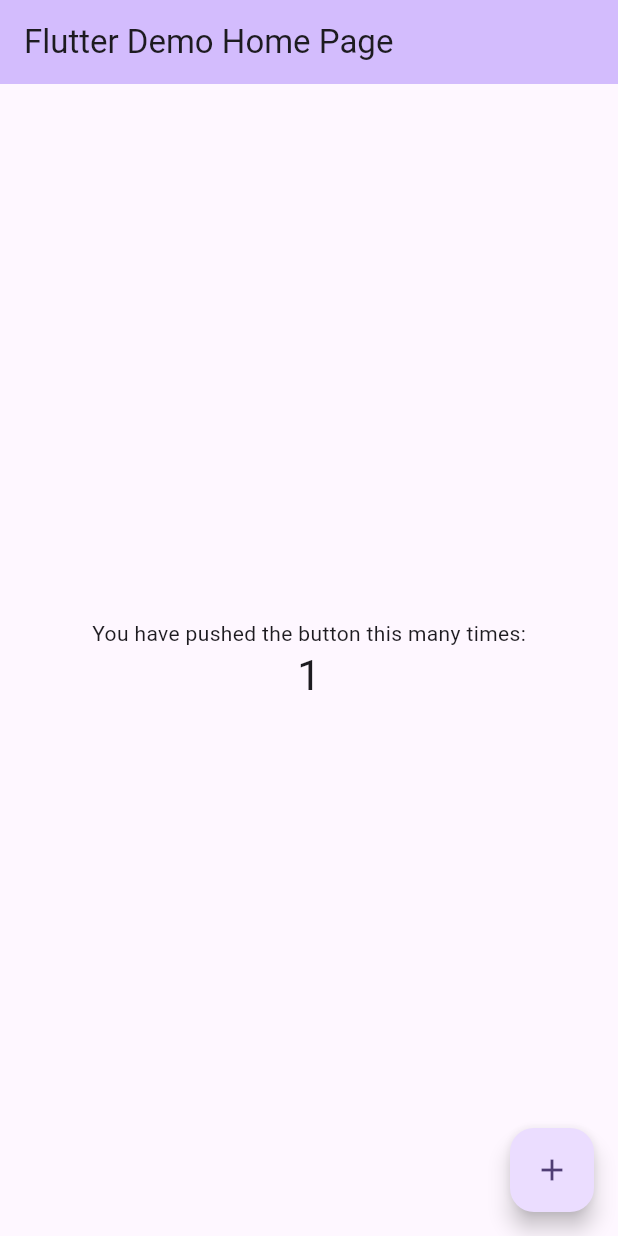
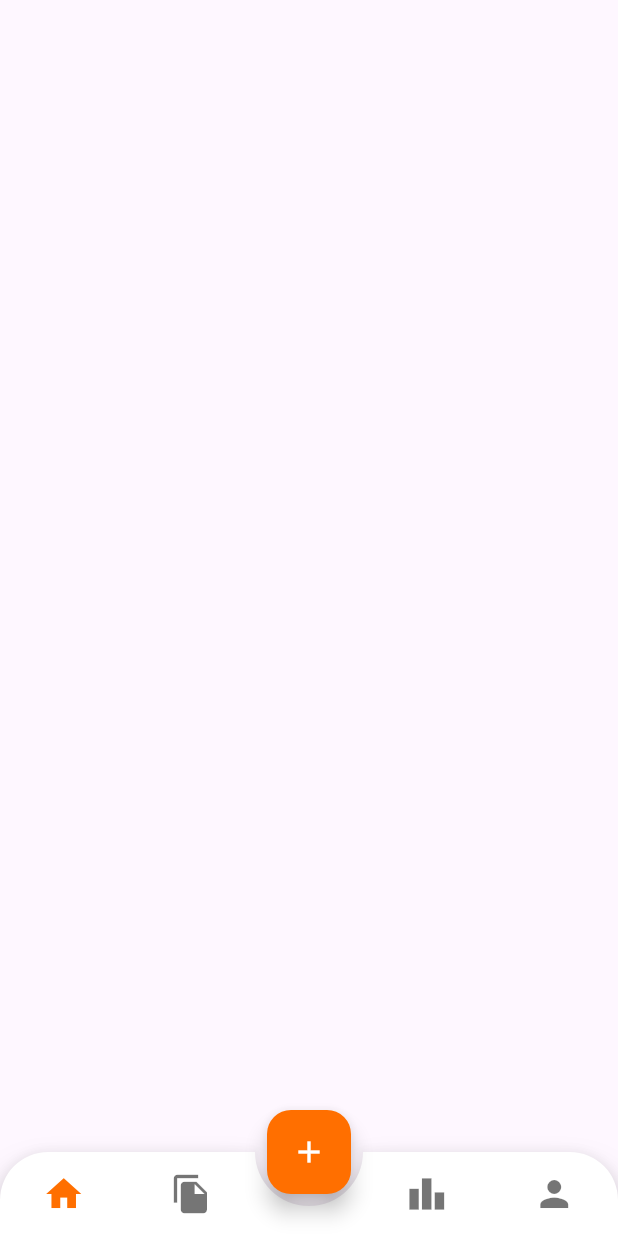
Before and after one commit to azizbekyokhubov1999/education_app, a Flutter app: the screen it shows after launch, after a tap on the "add" icon, on a phone screen of 412 x 824 dp. Run offline on Flutter 3.47's test engine with Material 3 defaults, Android fonts, the phone set to English and light mode, and no system bars; drawn by our look-alikes of animated_bottom_navigation_bar.

Commit message:
all ui components are added

```diff
--- a/analysis_options.yaml
+++ b/analysis_options.yaml
@@ -7,7 +7,7 @@
 
 # The following line activates a set of recommended lints for Flutter apps,
 # packages, and plugins designed to encourage good coding practices.
-include: package:flutter_lints/flutter.yaml
+#include: package:flutter_lints/flutter.yaml
 
 linter:
   # The lint rules applied to this project can be customized in the
--- a/lib/main.dart
+++ b/lib/main.dart
@@ -1,4 +1,5 @@
 import 'package:flutter/material.dart';
+import '../main_screen.dart';
 
 void main() {
   runApp(const MyApp());
@@ -11,115 +12,9 @@
   @override
   Widget build(BuildContext context) {
     return MaterialApp(
-      title: 'Flutter Demo',
-      theme: ThemeData(
-        // This is the theme of your application.
-        //
-        // TRY THIS: Try running your application with "flutter run". You'll see
-        // the application has a purple toolbar. Then, without quitting the app,
-        // try changing the seedColor in the colorScheme below to Colors.green
-        // and then invoke "hot reload" (save your changes or press the "hot
-        // reload" button in a Flutter-supported IDE, or press "r" if you used
-        // the command line to start the app).
-        //
-        // Notice that the counter didn't reset back to zero; the application
-        // state is not lost during the reload. To reset the state, use hot
-        // restart instead.
-        //
-        // This works for code too, not just values: Most code changes can be
-        // tested with just a hot reload.
-        colorScheme: ColorScheme.fromSeed(seedColor: Colors.deepPurple),
-        useMaterial3: true,
-      ),
-      home: const MyHomePage(title: 'Flutter Demo Home Page'),
+      debugShowCheckedModeBanner: false,
+      title: "Online Learning",
+      home: MainScreen()
     );
   }
 }
-
-class MyHomePage extends StatefulWidget {
-  const MyHomePage({super.key, required this.title});
-
-  // This widget is the home page of your application. It is stateful, meaning
-  // that it has a State object (defined below) that contains fields that affect
-  // how it looks.
-
-  // This class is the configuration for the state. It holds the values (in this
-  // case the title) provided by the parent (in this case the App widget) and
-  // used by the build method of the State. Fields in a Widget subclass are
-  // always marked "final".
-
-  final String title;
-
-  @override
-  State<MyHomePage> createState() => _MyHomePageState();
-}
-
-class _MyHomePageState extends State<MyHomePage> {
-  int _counter = 0;
-
-  void _incrementCounter() {
-    setState(() {
-      // This call to setState tells the Flutter framework that something has
-      // changed in this State, which causes it to rerun the build method below
-      // so that the display can reflect the updated values. If we changed
-      // _counter without calling setState(), then the build method would not be
-      // called again, and so nothing would appear to happen.
-      _counter++;
-    });
-  }
-
-  @override
-  Widget build(BuildContext context) {
-    // This method is rerun every time setState is called, for instance as done
-    // by the _incrementCounter method above.
-    //
-    // The Flutter framework has been optimized to make rerunning build methods
-    // fast, so that you can just rebuild anything that needs updating rather
-    // than having to individually change instances of widgets.
-    return Scaffold(
-      appBar: AppBar(
-        // TRY THIS: Try changing the color here to a specific color (to
-        // Colors.amber, perhaps?) and trigger a hot reload to see the AppBar
-        // change color while the other colors stay the same.
-        backgroundColor: Theme.of(context).colorScheme.inversePrimary,
-        // Here we take the value from the MyHomePage object that was created by
-        // the App.build method, and use it to set our appbar title.
-        title: Text(widget.title),
-      ),
-      body: Center(
-        // Center is a layout widget. It takes a single child and positions it
-        // in the middle of the parent.
-        child: Column(
-          // Column is also a layout widget. It takes a list of children and
-          // arranges them vertically. By default, it sizes itself to fit its
-          // children horizontally, and tries to be as tall as its parent.
-          //
-          // Column has various properties to control how it sizes itself and
-          // how it positions its children. Here we use mainAxisAlignment to
-          // center the children vertically; the main axis here is the vertical
-          // axis because Columns are vertical (the cross axis would be
-          // horizontal).
-          //
-          // TRY THIS: Invoke "debug painting" (choose the "Toggle Debug Paint"
-          // action in the IDE, or press "p" in the console), to see the
-          // wireframe for each widget.
-          mainAxisAlignment: MainAxisAlignment.center,
-          children: <Widget>[
-            const Text(
-              'You have pushed the button this many times:',
-            ),
-            Text(
-              '$_counter',
-              style: Theme.of(context).textTheme.headlineMedium,
-            ),
-          ],
-        ),
-      ),
-      floatingActionButton: FloatingActionButton(
-        onPressed: _incrementCounter,
-        tooltip: 'Increment',
-        child: const Icon(Icons.add),
-      ), // This trailing comma makes auto-formatting nicer for build methods.
-    );
-  }
-}
--- /dev/null
+++ b/lib/main_screen.dart
@@ -0,0 +1,59 @@
+import 'package:animated_bottom_navigation_bar/animated_bottom_navigation_bar.dart';
+import 'package:flutter/material.dart';
+import 'package:small_education_app/screens/home_screen.dart';
+
+class MainScreen extends StatefulWidget {
+  const MainScreen({super.key});
+
+  @override
+  State<MainScreen> createState() => _MainScreenState();
+}
+
+class _MainScreenState extends State<MainScreen> {
+
+  int _currentIndex = 0;
+
+  final iconList = <IconData>[
+    Icons.home,
+    Icons.file_copy,
+    Icons.leaderboard,
+    Icons.person
+  ];
+
+
+  final  List<Widget> _screens =[
+   HomeScreen(),
+   Container(),
+   Container(),
+   Container(),
+  ];
+
+
+  @override
+  Widget build(BuildContext context) {
+    return  Scaffold(
+      body: _screens[_currentIndex],
+      floatingActionButton: FloatingActionButton(
+        onPressed: (){},
+        backgroundColor: Color(0xFFFF6F00),
+        foregroundColor: Colors.white,
+        child: Icon(Icons.add),
+      ),
+      floatingActionButtonLocation: FloatingActionButtonLocation.centerDocked,
+      bottomNavigationBar: AnimatedBottomNavigationBar(
+        gapLocation: GapLocation.center,
+        notchSmoothness: NotchSmoothness.verySmoothEdge,
+        leftCornerRadius: 32,
+        rightCornerRadius: 32,
+        activeColor: Color(0xFFFF6F00),
+        inactiveColor: Colors.black54,
+        splashColor: Color(0xFFFF6F00),
+        iconSize: 28,
+        icons: iconList,
+        activeIndex: _currentIndex,
+        onTap: (index) => setState(()=> _currentIndex = index),
+
+      ),
+    );
+  }
+}
--- /dev/null
+++ b/lib/screens/home_screen.dart
@@ -0,0 +1,89 @@
+import 'package:flutter/material.dart';
+
+class HomeScreen extends StatelessWidget {
+
+  List<Color> BgColor =[
+    Color(0xFFFF6F00),
+    Color(0xFF5D4037),
+    Color(0xFFF57C00),
+    Color(0xFF388E3C),
+    Color(0xFF8E24AA),
+    Color(0xFFFFC107)
+  ];
+
+  List<String> containerList = [
+    "Category",
+    "Boutique Class",
+    "Free Course",
+    "Book Store",
+    "Live Course",
+    "Leaderboard"
+  ];
+
+  List<String> CourseImages = [
+    "assets/image1.png",
+    "assets/image2.png",
+    "assets/image3.png",
+    "assets/image4.png",
+    "assets/web design.png"
+  ];
+
+  List<String> CourseTitle = [
+    "Flutter Course",
+    "Web Course",
+    "React Course",
+  ];
+
+  List<String> CourseRating = [
+    "8.6",
+    "8.0",
+    "7.5",
+  ];
+
+  List<Color> CourseColor = [
+    Color(0xFFFF6F00),
+    Color(0xFF5D4037),
+    Color(0xFFF57C00),
+  ];
+
+
+  @override
+  Widget build(BuildContext context) {
+    final txtTheme = Theme.of(context).textTheme;
+    final screenHeight = MediaQuery.of(context).size.height;
+    final screenWidth = MediaQuery.of(context).size.width;
+
+    List<Icon> iconList = [
+      Icon(
+       Icons.file_copy,
+       color: Colors.white,
+       size: screenWidth * 0.07,
+      ),
+      Icon(
+        Icons.video_call_rounded,
+        color: Colors.white,
+        size: screenWidth * 0.07,
+      ),
+      Icon(
+        Icons.padding_sharp,
+        color: Colors.white,
+        size: screenWidth * 0.07,
+      ),
+      Icon(
+        Icons.video_camera_back_rounded,
+        color: Colors.white,
+        size: screenWidth * 0.07,
+      ),
+      Icon(
+        Icons.leaderboard,
+        color: Colors.white,
+        size: screenWidth * 0.07,
+      ),
+    ];
+
+    return Material(
+      color: Color(0xFFF8EFEA),
+
+    );
+  }
+}
```
Also changed, not shown: pubspec.yaml (+7 -38 lines), assets/image1.png (added), assets/image2.png (added), assets/image3.png (added), assets/image4.png (added), assets/web design.png (added), lib/generated/assets.dart (added), pubspec.lock.
